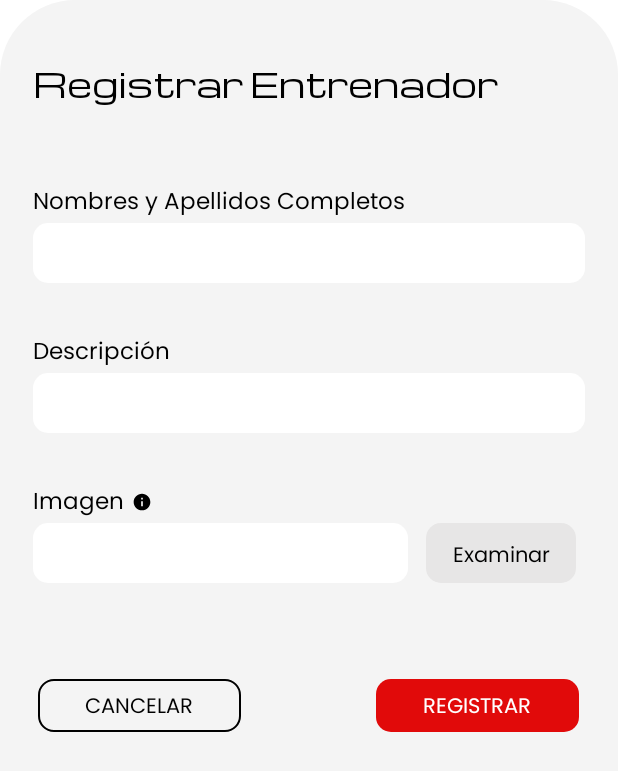
After one commit to SebastianRodriguez14/gym-android-adm, an Android app: the layout bottom_sheet_dialog.xml on its own in the app's theme, with its tools: preview values and no code run, on a phone screen of 412 x 824 dp. The commit adds this screen. Shown: the top 771 px of the screen. Run offline under Robolectric (Android 15) with nearby library versions, the phone set to English and light mode, and no system bars.

Commit message:
[view] - trainer register

```diff
--- a/app/src/main/java/com/tecfit/gym_android_adm/fragments/ListTrainersFragment.kt
+++ b/app/src/main/java/com/tecfit/gym_android_adm/fragments/ListTrainersFragment.kt
@@ -4,9 +4,13 @@ import android.os.Bundle
 import android.view.LayoutInflater
 import android.view.View
 import android.view.ViewGroup
+import android.widget.Button
+import android.widget.LinearLayout
+import android.widget.TextView
 import androidx.fragment.app.Fragment
 import androidx.recyclerview.widget.LinearLayoutManager
 import androidx.recyclerview.widget.RecyclerView
+import com.google.android.material.bottomsheet.BottomSheetDialog
 import com.tecfit.gym_android_adm.R
 import com.tecfit.gym_android_adm.fragments.adapter.TrainerAdapter
 import com.tecfit.gym_android_adm.models.Trainer
@@ -20,6 +24,7 @@ class ListTrainersFragment: Fragment() {
 
     private lateinit var root:View
     private lateinit var trainersList:List<Trainer>
+    private lateinit var addButton: LinearLayout
 
     override fun onCreate(savedInstanceState: Bundle?) {
         super.onCreate(savedInstanceState)
@@ -32,8 +37,22 @@ class ListTrainersFragment: Fragment() {
     ): View? {
         root=inflater.inflate(R.layout.fragment_trainers,container,false)
         apiGetTrainers()
+        addButton = root.findViewById(R.id.btn_add_trainer)
+
+        addButton.setOnClickListener{
+            val dialog = BottomSheetDialog(root.context, R.style.BottonSheetDialog)
+            val vista = layoutInflater.inflate(R.layout.bottom_sheet_dialog, null)
+            println("asd")
+            dialog.setCancelable(true)
+            dialog.setContentView(vista)
+
+            dialog.show()
+        }
+
         return root
     }
+
+
 
 
 
--- /dev/null
+++ b/app/src/main/res/drawable-v24/shape_button_registrar.xml
@@ -0,0 +1,6 @@
+<?xml version="1.0" encoding="utf-8"?>
+<shape xmlns:android="http://schemas.android.com/apk/res/android"
+    android:shape="rectangle">
+    <solid android:color="@color/red"/>
+    <corners android:radius="10dp"/>
+</shape>
--- /dev/null
+++ b/app/src/main/res/drawable-v24/shape_input.xml
@@ -0,0 +1,8 @@
+<?xml version="1.0" encoding="utf-8"?>
+
+
+<shape xmlns:android="http://schemas.android.com/apk/res/android"
+    android:shape="rectangle">
+    <solid android:color="@android:color/white"/>
+    <corners android:radius="10dp"/>
+</shape>
--- /dev/null
+++ b/app/src/main/res/drawable/ic_baseline_info_24.xml
@@ -0,0 +1,5 @@
+<vector android:height="24dp" android:tint="#000000"
+    android:viewportHeight="24" android:viewportWidth="24"
+    android:width="24dp" xmlns:android="http://schemas.android.com/apk/res/android">
+    <path android:fillColor="@android:color/white" android:pathData="M12,2C6.48,2 2,6.48 2,12s4.48,10 10,10 10,-4.48 10,-10S17.52,2 12,2zM13,17h-2v-6h2v6zM13,9h-2L11,7h2v2z"/>
+</vector>
--- /dev/null
+++ b/app/src/main/res/drawable/shape_bottom_sheet.xml
@@ -0,0 +1,7 @@
+<?xml version="1.0" encoding="utf-8"?>
+<shape xmlns:android="http://schemas.android.com/apk/res/android"
+    android:shape="rectangle"
+    >
+    <corners android:topLeftRadius="50dp" android:topRightRadius="50dp" />
+    <solid android:color="@color/background"/>
+</shape>
--- /dev/null
+++ b/app/src/main/res/drawable/shape_button_cancelar.xml
@@ -0,0 +1,7 @@
+<?xml version="1.0" encoding="utf-8"?>
+<shape xmlns:android="http://schemas.android.com/apk/res/android"
+    android:shape="rectangle">
+    <solid android:color="@android:color/transparent"/>
+    <stroke android:color="@color/black" android:width="1dp"/>
+    <corners android:radius="10dp"/>
+</shape>
--- /dev/null
+++ b/app/src/main/res/drawable/shape_button_examinar.xml
@@ -0,0 +1,6 @@
+<?xml version="1.0" encoding="utf-8"?>
+<shape xmlns:android="http://schemas.android.com/apk/res/android"
+    android:shape="rectangle">
+    <solid android:color="@color/humo"/>
+    <corners android:radius="10dp"/>
+</shape>
--- /dev/null
+++ b/app/src/main/res/layout/bottom_sheet_dialog.xml
@@ -0,0 +1,235 @@
+<?xml version="1.0" encoding="utf-8"?>
+<LinearLayout xmlns:android="http://schemas.android.com/apk/res/android"
+    xmlns:tools="http://schemas.android.com/tools"
+    android:layout_width="match_parent"
+    android:layout_height="wrap_content"
+    xmlns:app="http://schemas.android.com/apk/res-auto"
+    app:cardCornerRadius="30dp"
+    android:background="@drawable/shape_bottom_sheet"
+    >
+
+    <RelativeLayout
+        android:layout_width="match_parent"
+        android:layout_height="wrap_content"
+        android:paddingVertical="30dp"
+        android:paddingHorizontal="20dp"
+        android:layout_margin="2dp">
+
+        <TextView
+            android:id="@+id/title_trainers"
+            android:layout_width="match_parent"
+            android:layout_height="wrap_content"
+            android:fontFamily="@font/michroma"
+            android:text="Registrar Entrenador"
+            android:textColor="@color/black"
+            android:textSize="22dp" />
+
+        <LinearLayout
+            android:layout_width="match_parent"
+            android:layout_height="wrap_content"
+            android:layout_below="@+id/title_trainers"
+            android:layout_marginTop="50dp"
+            android:orientation="vertical"
+            >
+            <TextView
+                android:layout_width="match_parent"
+                android:layout_height="wrap_content"
+                android:text="Nombres y Apellidos Completos"
+                android:textSize="15dp"
+                android:fontFamily="@font/poppins"
+                android:textColor="@color/black"
+                />
+            <LinearLayout
+                android:layout_width="match_parent"
+                android:layout_height="wrap_content"
+                android:orientation="vertical"
+                android:layout_marginBottom="20dp">
+
+                <EditText
+                    android:id="@+id/login_input_email"
+                    android:layout_width="match_parent"
+                    android:layout_height="40dp"
+                    android:background="@drawable/shape_input"
+                    android:fontFamily="@font/poppins_regular"
+                    android:inputType="textEmailAddress"
+                    android:lines="1"
+                    android:paddingLeft="10dp"
+                    android:paddingTop="4dp"
+                    android:textColor="@color/black"
+                    android:textColorHighlight="@color/humo"
+                    android:textColorHint="#747474"
+                    android:textSize="16sp"
+                    tools:ignore="TouchTargetSizeCheck" />
+                <TextView
+                    android:visibility="invisible"
+                    android:layout_width="match_parent"
+                    android:layout_height="wrap_content"
+                    android:text="Debe ingresar un nombre"
+                    android:textColor="@color/red"
+                    android:fontFamily="@font/poppins_regular"
+                    />
+
+            </LinearLayout>
+        </LinearLayout>
+        <LinearLayout
+            android:layout_width="match_parent"
+            android:layout_height="wrap_content"
+            android:layout_below="@+id/title_trainers"
+            android:layout_marginTop="150dp"
+            android:orientation="vertical">
+
+            <TextView
+                android:layout_width="match_parent"
+                android:layout_height="wrap_content"
+                android:fontFamily="@font/poppins"
+                android:text="Descripción"
+                android:textSize="15dp"
+                android:textColor="@color/black" />
+
+            <LinearLayout
+                android:layout_width="match_parent"
+                android:layout_height="wrap_content"
+                android:layout_marginBottom="60dp"
+                android:orientation="vertical">
+
+                <EditText
+                    android:layout_width="match_parent"
+                    android:layout_height="40dp"
+                    android:background="@drawable/shape_input"
+                    android:fontFamily="@font/poppins_regular"
+                    android:inputType="textEmailAddress"
+                    android:lines="1"
+                    android:paddingLeft="10dp"
+                    android:paddingTop="4dp"
+                    android:textColor="@color/black"
+                    android:textColorHighlight="@color/humo"
+                    android:textColorHint="#747474"
+                    android:textSize="16sp"
+                    tools:ignore="TouchTargetSizeCheck" />
+
+                <TextView
+                    android:layout_width="match_parent"
+                    android:layout_height="wrap_content"
+                    android:fontFamily="@font/poppins_regular"
+                    android:text="Debe ingresar una descripción"
+                    android:textColor="@color/red"
+                    android:visibility="invisible" />
+
+            </LinearLayout>
+        </LinearLayout>
+        <LinearLayout
+            android:layout_width="match_parent"
+            android:layout_height="wrap_content"
+            android:layout_below="@+id/title_trainers"
+            android:layout_marginTop="250dp"
+            android:orientation="vertical">
+
+            <LinearLayout
+                android:layout_width="match_parent"
+                android:layout_height="wrap_content"
+                android:orientation="horizontal"
+                android:layout_gravity="center"
+                >
+                <TextView
+                    android:layout_width="wrap_content"
+                    android:layout_height="wrap_content"
+                    android:fontFamily="@font/poppins"
+                    android:text="Imagen"
+                    android:textSize="15dp"
+                    android:textColor="@color/black" />
+                <ImageView
+                    android:layout_width="20dp"
+                    android:layout_height="wrap_content"
+                    android:paddingHorizontal="3dp"
+                    android:layout_marginStart="2dp"
+                    android:src="@drawable/ic_baseline_info_24"
+                    />
+            </LinearLayout>
+
+            <LinearLayout
+                android:layout_width="match_parent"
+                android:layout_height="wrap_content"
+                android:layout_marginBottom="40dp"
+                android:orientation="vertical">
+
+                <LinearLayout
+                    android:layout_width="match_parent"
+                    android:layout_height="wrap_content"
+                    android:orientation="horizontal"
+                    >
+                    <EditText
+                        android:layout_width="250dp"
+                        android:layout_height="40dp"
+                        android:background="@drawable/shape_input"
+                        android:fontFamily="@font/poppins_regular"
+                        android:inputType=""
+                        android:lines="1"
+                        android:paddingLeft="10dp"
+                        android:paddingTop="4dp"
+                        android:textColor="@color/black"
+                        android:textColorHighlight="@color/humo"
+                        android:textColorHint="#747474"
+                        android:textSize="16sp"
+                        tools:ignore="TouchTargetSizeCheck" />
+                    <TextView
+                        android:layout_width="100dp"
+                        android:layout_gravity="center"
+                        android:gravity="center"
+                        android:layout_height="40dp"
+                        android:background="@drawable/shape_button_examinar"
+                        android:textColor="@color/black"
+                        android:textAllCaps="false"
+                        android:paddingTop="5dp"
+                        android:fontFamily="@font/poppins"
+                        android:text="Examinar"
+                        android:layout_marginStart="12dp"
+                        />
+                </LinearLayout>
+
+                <TextView
+                    android:layout_width="match_parent"
+                    android:layout_height="wrap_content"
+                    android:fontFamily="@font/poppins_regular"
+                    android:text="Debe subir una imagen"
+                    android:textColor="@color/red"
+                    android:visibility="invisible" />
+
+            </LinearLayout>
+
+
+            <LinearLayout
+                android:layout_width="match_parent"
+                android:layout_height="wrap_content"
+                android:orientation="horizontal"
+                android:gravity="center"
+                android:layout_marginBottom="60dp"
+                >
+
+                <TextView
+                    android:layout_width="135dp"
+                    android:layout_height="35dp"
+                    android:layout_gravity="center"
+                    android:gravity="center"
+                    android:paddingTop="3dp"
+                    android:fontFamily="@font/poppins"
+                    android:textColor="@color/black"
+                    android:background="@drawable/shape_button_cancelar"
+                    android:text="CANCELAR"/>
+
+                <TextView
+                    android:layout_width="135dp"
+                    android:layout_height="35dp"
+                    android:layout_gravity="center"
+                    android:gravity="center"
+                    android:paddingTop="3dp"
+                    android:fontFamily="@font/poppins"
+                    android:textColor="@color/white"
+                    android:background="@drawable/shape_button_registrar"
+                    android:layout_marginStart="90dp"
+                    android:text="REGISTRAR"/>
+
+
+            </LinearLayout>
+        </LinearLayout>
+    </RelativeLayout>
+</LinearLayout>
--- a/app/src/main/res/layout/fragment_trainers.xml
+++ b/app/src/main/res/layout/fragment_trainers.xml
@@ -31,6 +31,7 @@
                 android:textSize="20dp" />
         </LinearLayout>
         <LinearLayout
+            android:id="@+id/btn_add_trainer"
             android:layout_width="wrap_content"
             android:layout_height="wrap_content"
             android:layout_gravity="end"
--- a/app/src/main/res/values/themes.xml
+++ b/app/src/main/res/values/themes.xml
@@ -29,5 +29,12 @@
 
     </style>
 
+    <style name="BottonSheetDialog" parent="Theme.Design.BottomSheetDialog">
+        <item name="bottomSheetStyle">@style/BottonSheetDialog</item>
+    </style>
+
+    <style name="BottonSheetStyle" parent="Widget.Design.BottomSheet.Modal">
+        <item name="android:background">@android:color/transparent</item>
+    </style>
 
 </resources>
```
